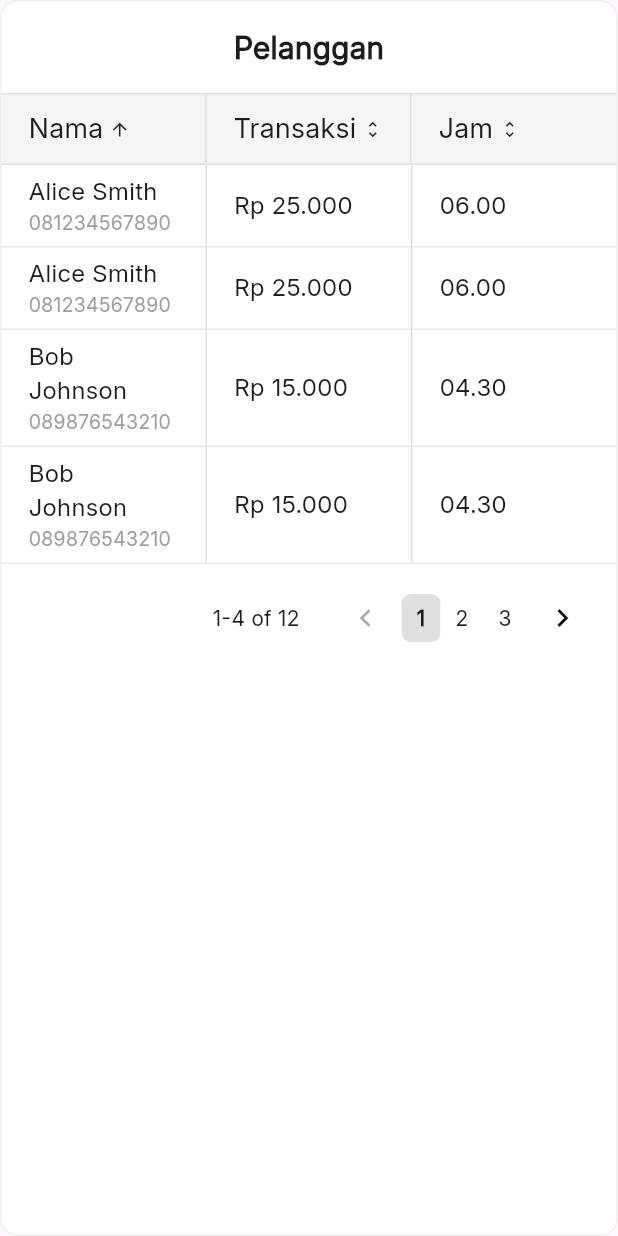
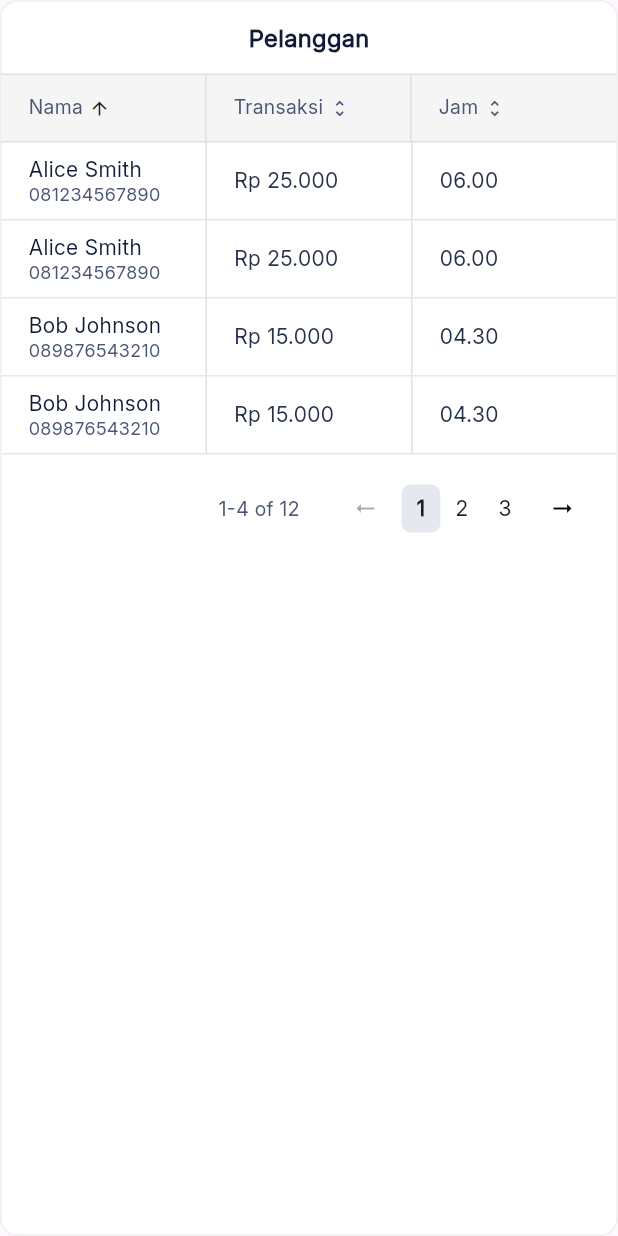
Before and after one commit to Meko-App/meko-poin, a Flutter app: the CardPelanggan widget shown alone on an empty page, opened directly, on a phone screen of 412 x 824 dp. Run offline on Flutter 3.47's test engine with Material 3 defaults, Android fonts, the light colour scheme and no system bars; our stand-ins replace sqflite_common_ffi, syncfusion_flutter_charts; missing offline and left inert: window_manager; accounts and stored records are empty.

Commit message:
fix:ui card dashboard

```diff
--- a/lib/views/Dashboard/components/card/card_pelanggan.dart
+++ b/lib/views/Dashboard/components/card/card_pelanggan.dart
@@ -131,7 +131,13 @@ class _CardPelangganState extends State<CardPelanggan> {
   }
 
   Icon _sortIcon(String column) {
-    if (sortBy != column) return const Icon(Icons.unfold_more, size: 14);
+    if (sortBy != column) {
+      return const Icon(
+        Icons.unfold_more,
+        size: 14,
+        color: Color(0xFF4B5675),
+      );
+    }
     return Icon(
       isAscending ? Icons.arrow_upward : Icons.arrow_downward,
       size: 14,
@@ -164,7 +170,12 @@ class _CardPelangganState extends State<CardPelanggan> {
           const Text(
             'Pelanggan',
             style: TextStyle(
-                fontWeight: FontWeight.w600, fontSize: 20, fontFamily: 'Inter'),
+              fontSize: 16,
+              height: 1.0,
+              fontWeight: FontWeight.w600,
+              color: Color(0xFF111B37),
+              fontFamily: 'Inter',
+            ),
           ),
           const SizedBox(height: 16),
 
@@ -187,7 +198,7 @@ class _CardPelangganState extends State<CardPelanggan> {
                       onTap: () => onSort('name'),
                       child: Container(
                         padding: const EdgeInsets.symmetric(
-                            horizontal: 18, vertical: 10),
+                            horizontal: 18, vertical: 12),
                         decoration: BoxDecoration(
                           border: Border(
                             right: BorderSide(color: Colors.grey.shade300),
@@ -197,11 +208,16 @@ class _CardPelangganState extends State<CardPelanggan> {
                           child: Row(
                             mainAxisAlignment: MainAxisAlignment.start,
                             children: [
-                              const Text('Nama',
+                              const Text(
+                                'Nama',
                                 style: TextStyle(
+                                  fontSize: 13,
+                                  height: 1.5,
                                   fontWeight: FontWeight.w400,
-                                      fontSize: 18,
-                                      fontFamily: 'Inter')),
+                                  color: Color(0xFF4B5675),
+                                  fontFamily: 'Inter',
+                                ),
+                              ),
                               const SizedBox(width: 4),
                               _sortIcon('name'),
                             ],
@@ -217,7 +233,7 @@ class _CardPelangganState extends State<CardPelanggan> {
                       onTap: () => onSort('transaction'),
                       child: Container(
                         padding: const EdgeInsets.symmetric(
-                            horizontal: 18, vertical: 10),
+                            horizontal: 18, vertical: 12),
                         decoration: BoxDecoration(
                           border: Border(
                             right: BorderSide(color: Colors.grey.shade300),
@@ -227,11 +243,16 @@ class _CardPelangganState extends State<CardPelanggan> {
                           child: Row(
                             mainAxisAlignment: MainAxisAlignment.start,
                             children: [
-                              const Text('Transaksi',
+                              const Text(
+                                'Transaksi',
                                 style: TextStyle(
+                                  fontSize: 13,
+                                  height: 1.5,
                                   fontWeight: FontWeight.w400,
-                                      fontSize: 18,
-                                      fontFamily: 'Inter')),
+                                  color: Color(0xFF4B5675),
+                                  fontFamily: 'Inter',
+                                ),
+                              ),
                               const SizedBox(width: 4),
                               _sortIcon('transaction'),
                             ],
@@ -247,16 +268,21 @@ class _CardPelangganState extends State<CardPelanggan> {
                       onTap: () => onSort('time'),
                       child: Container(
                         padding: const EdgeInsets.symmetric(
-                            horizontal: 18, vertical: 10),
+                            horizontal: 18, vertical: 12),
                         child: Center(
                           child: Row(
                             mainAxisAlignment: MainAxisAlignment.start,
                             children: [
-                              const Text('Jam',
+                              const Text(
+                                'Jam',
                                 style: TextStyle(
+                                  fontSize: 13,
+                                  height: 1.5,
                                   fontWeight: FontWeight.w400,
-                                      fontSize: 18,
-                                      fontFamily: 'Inter')),
+                                  color: Color(0xFF4B5675),
+                                  fontFamily: 'Inter',
+                                ),
+                              ),
                               const SizedBox(width: 4),
                               _sortIcon('time'),
                             ],
@@ -283,23 +309,29 @@ class _CardPelangganState extends State<CardPelanggan> {
                       Expanded(
                         child: Container(
                           padding: const EdgeInsets.symmetric(
-                              horizontal: 18.0, vertical: 6.0),
+                              horizontal: 18.0, vertical: 10.0),
                           child: Column(
                             crossAxisAlignment: CrossAxisAlignment.start,
                             children: [
                               Text(
                                 row['name'],
                                 style: const TextStyle(
-                                    fontSize: 16,
+                                  fontSize: 14,
+                                  height: 1.2,
                                   fontWeight: FontWeight.w500,
-                                    fontFamily: 'Inter'),
+                                  color: Color(0xFF111B37),
+                                  fontFamily: 'Inter',
+                                ),
                               ),
                               Text(
                                 row['phone'],
                                 style: const TextStyle(
-                                    fontSize: 13,
-                                    color: Colors.grey,
-                                    fontFamily: 'Inter'),
+                                  fontSize: 12,
+                                  height: 1.2,
+                                  fontWeight: FontWeight.w400,
+                                  color: Color(0xFF4B5675),
+                                  fontFamily: 'Inter',
+                                ),
                               ),
                             ],
                           ),
@@ -313,7 +345,13 @@ class _CardPelangganState extends State<CardPelanggan> {
                               horizontal: 18.0, vertical: 6.0),
                           child: Text(
                             'Rp ${_formatCurrency(row['transaction'])}',
-                            style: TextStyle(fontSize: 16, fontFamily: 'Inter'),
+                            style: TextStyle(
+                              fontSize: 14,
+                              height: 1.0,
+                              fontWeight: FontWeight.w400,
+                              color: Color(0xFF27314B),
+                              fontFamily: 'Inter',
+                            ),
                           ),
                         ),
                       ),
@@ -325,7 +363,13 @@ class _CardPelangganState extends State<CardPelanggan> {
                               horizontal: 18.0, vertical: 6.0),
                           child: Text(
                             row['time'],
-                            style: TextStyle(fontSize: 16, fontFamily: 'Inter'),
+                            style: TextStyle(
+                              fontSize: 14,
+                              height: 1.0,
+                              fontWeight: FontWeight.w400,
+                              color: Color(0xFF27314B),
+                              fontFamily: 'Inter',
+                            ),
                           ),
                         ),
                       ),
@@ -343,7 +387,9 @@ class _CardPelangganState extends State<CardPelanggan> {
                 Text(
                   '$startItem-$endItem of ${data.length}',
                   style: TextStyle(
-                      fontSize: 14,
+                      fontSize: 13,
+                      height: 14 / 13,
+                      color: Color(0xFF4B5675),
                       fontFamily: 'Inter',
                       fontWeight: FontWeight.w400),
                 ),
@@ -354,22 +400,29 @@ class _CardPelangganState extends State<CardPelanggan> {
                       onPressed: currentPage > 1
                           ? () => setState(() => currentPage--)
                           : null,
-                      icon: const Icon(Icons.chevron_left),
+                      icon: Transform.rotate(
+                        angle: 3.1416,
+                        child: const Icon(
+                          Icons.arrow_right_alt,
+                          size: 18,
+                        ),
+                      ),
                       color:
                           currentPage > 1 ? Colors.black : Colors.grey.shade400,
                     ),
                     ...List.generate(totalPages, (index) {
                       final page = index + 1;
                       final isActive = currentPage == page;
-                      return GestureDetector(
+                      return MouseRegion(
+                        cursor: SystemMouseCursors.click, // pointer saat hover
+                        child: GestureDetector(
                           onTap: () => setState(() => currentPage = page),
                           child: Container(
-                          // margin: const EdgeInsets.symmetric(horizontal: 4),
                             padding: const EdgeInsets.symmetric(
                                 horizontal: 10, vertical: 6),
                             decoration: BoxDecoration(
                               color: isActive
-                                ? Colors.grey.shade300
+                                  ? Color(0xFFE6E8F0)
                                   : Colors.transparent,
                               borderRadius: BorderRadius.circular(6),
                             ),
@@ -380,7 +433,9 @@ class _CardPelangganState extends State<CardPelanggan> {
                                     ? FontWeight.bold
                                     : FontWeight.normal,
                                 fontSize: 14,
-                                fontFamily: 'Inter'),
+                                fontFamily: 'Inter',
+                              ),
+                            ),
                           ),
                         ),
                       );
@@ -389,7 +444,10 @@ class _CardPelangganState extends State<CardPelanggan> {
                       onPressed: currentPage < totalPages
                           ? () => setState(() => currentPage++)
                           : null,
-                      icon: const Icon(Icons.chevron_right),
+                      icon: const Icon(
+                        Icons.arrow_right_alt,
+                        size: 18,
+                      ),
                       color: currentPage < totalPages
                           ? Colors.black
                           : Colors.grey.shade400,
--- a/lib/views/Dashboard/components/card/card_penjualan.dart
+++ b/lib/views/Dashboard/components/card/card_penjualan.dart
@@ -31,7 +31,7 @@ class CardPenjualan extends StatelessWidget {
 
     return Container(
       padding: const EdgeInsets.all(16),
-      height: 395,
+      height: 367,
       decoration: BoxDecoration(
         color: Colors.white,
         borderRadius: BorderRadius.circular(12),
@@ -51,8 +51,10 @@ class CardPenjualan extends StatelessWidget {
             child: Text(
               'Penjualan Hari Ini',
               style: TextStyle(
+                fontSize: 16,
+                height: 1.0,
                 fontWeight: FontWeight.w600,
-                fontSize: 20,
+                color: Color(0xFF111B37),
                 fontFamily: 'Inter',
               ),
             ),
--- a/lib/views/Dashboard/components/card/card_produk.dart
+++ b/lib/views/Dashboard/components/card/card_produk.dart
@@ -16,7 +16,7 @@ class CardProduk extends StatelessWidget {
 
     return Container(
       padding: const EdgeInsets.all(16),
-      height: 410,
+      height: 370,
       decoration: BoxDecoration(
         color: Colors.white,
         borderRadius: BorderRadius.circular(12),
@@ -35,8 +35,10 @@ class CardProduk extends StatelessWidget {
             child: Text(
               'Produk Terfavorit',
               style: TextStyle(
+                fontSize: 16,
+                height: 1.0,
                 fontWeight: FontWeight.w600,
-                fontSize: 20,
+                color: Color(0xFF111B37),
                 fontFamily: 'Inter',
               ),
             ),
```
Also changed, not shown: lib/views/Dashboard/components/card/card_gudang.dart (+71 -28 lines). Lines whose indentation alone changed are shown as unchanged.
